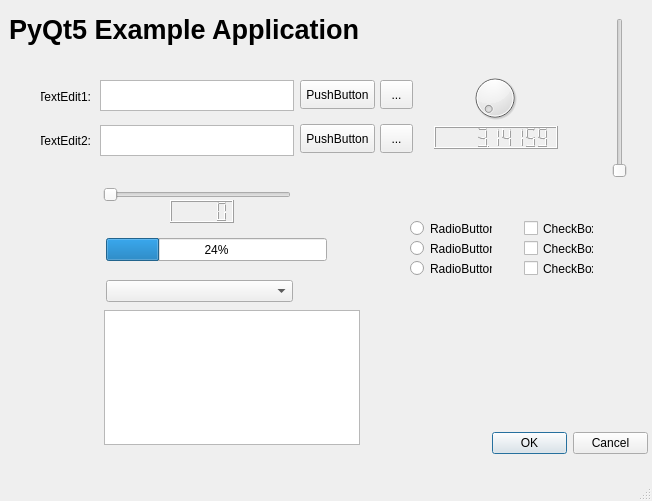
Above: PythonApplication1/MainWindow.ui from mdgarrison/PythonApplication1 before the change. Below: the same form after it.
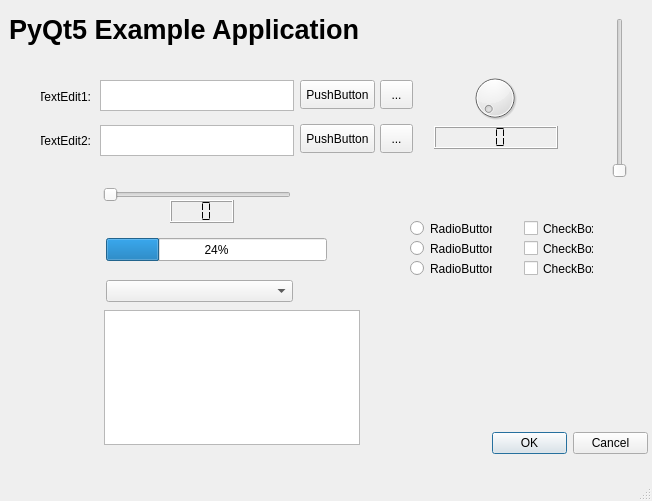
That is the form after the change.

Commit message: Adding connection logic

Diff of the .ui file:
```diff
--- a/PythonApplication1/MainWindow.ui
+++ b/PythonApplication1/MainWindow.ui
@@ -109,13 +109,16 @@
      </rect>
     </property>
     <property name="smallDecimalPoint">
-     <bool>true</bool>
+     <bool>false</bool>
     </property>
     <property name="digitCount">
-     <number>9</number>
+     <number>2</number>
+    </property>
+    <property name="segmentStyle">
+     <enum>QLCDNumber::Flat</enum>
     </property>
     <property name="value" stdset="0">
-     <double>3.141590000000000</double>
+     <double>0.000000000000000</double>
     </property>
    </widget>
    <widget class="QSlider" name="horizontalSlider1">
@@ -140,6 +143,12 @@
       <height>23</height>
      </rect>
     </property>
+    <property name="digitCount">
+     <number>2</number>
+    </property>
+    <property name="segmentStyle">
+     <enum>QLCDNumber::Flat</enum>
+    </property>
    </widget>
    <widget class="QSlider" name="verticalSlider1">
     <property name="geometry">
```
Left out of the diff: 3 changed lines with no effect on the pictures. The commit also changes 1 other file.
